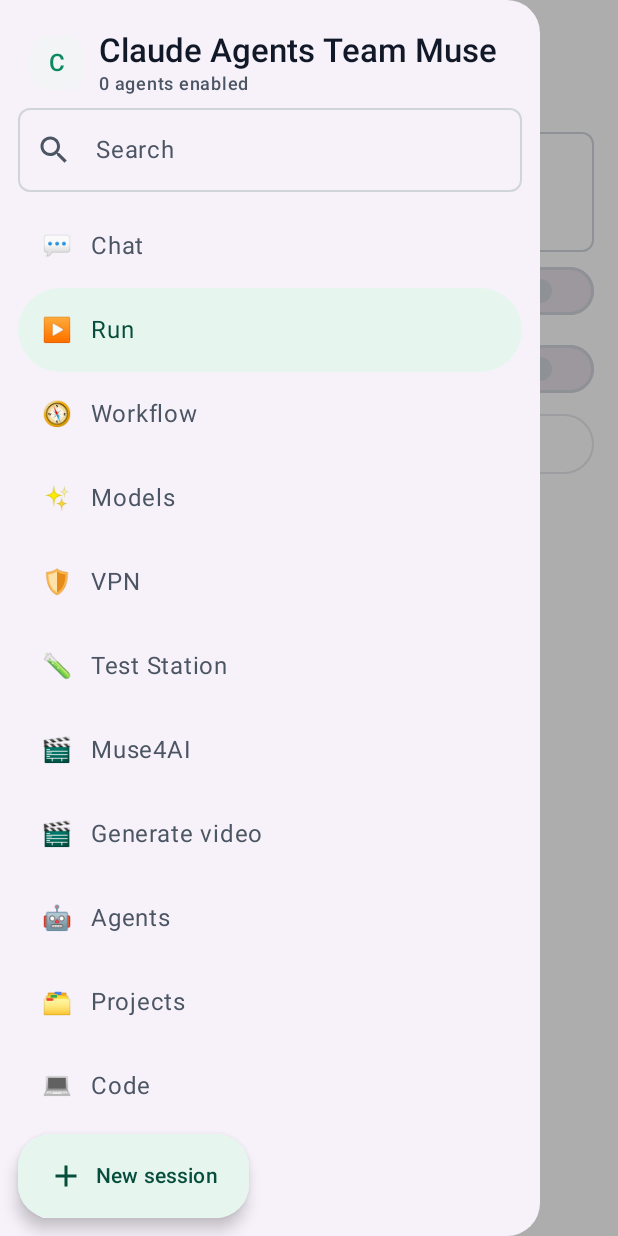
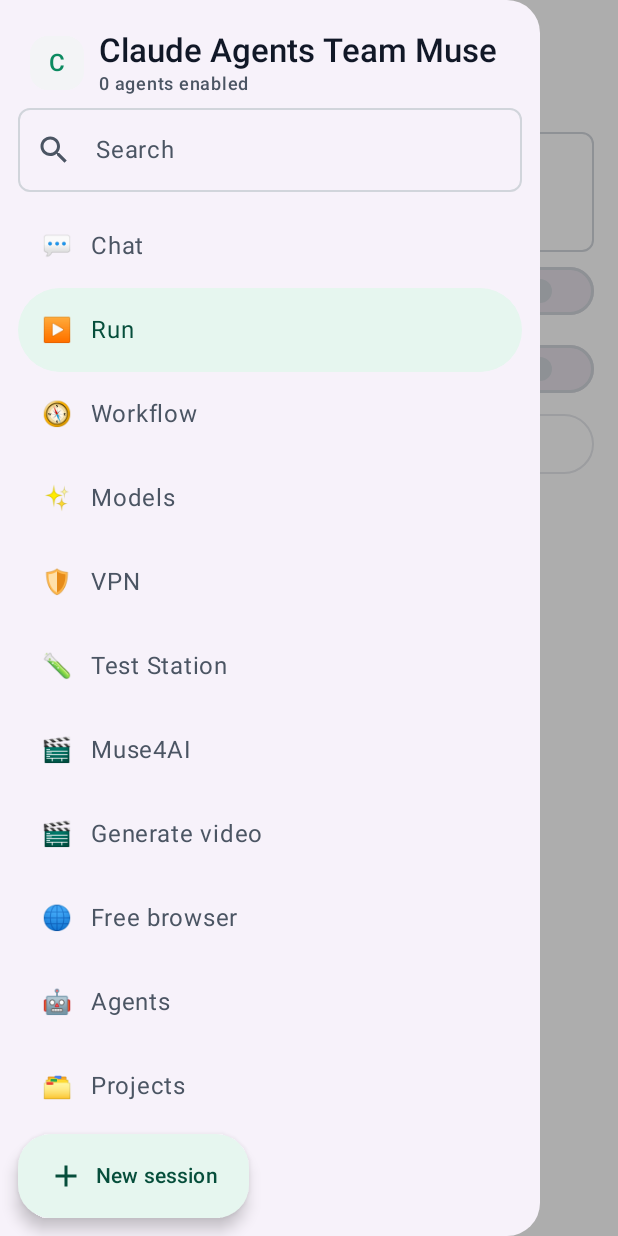
Before and after one commit to abdfaith82/Claude-Agents-Team-Muse, an Android app built with Jetpack Compose: the screen it shows after launch (MainActivity), after a tap on "Menu", on a phone screen of 412 x 824 dp. Run offline under Robolectric (Android 15) with nearby library versions, the phone set to English and light mode, and no system bars; pictures from the network do not load; 2 statements that could not run were skipped.

Commit message:
Add free AI browser screen with 11 free web AIs in separate Gecko tabs

```diff
--- a/app/src/main/java/com/relay/agents/I18n.kt
+++ b/app/src/main/java/com/relay/agents/I18n.kt
@@ -637,5 +637,18 @@ object Translations {
         "🔴 خطأ" to "🔴 Error",
         "🟡 جارٍ الاتصال…" to "🟡 Connecting…",
         "🟢 متصل" to "🟢 Connected",
+        "المتصفح المجاني" to "Free browser",
+        "كل زر يفتح ذكاءً اصطناعياً في تبويب مستقل ببيئة تسجيل دخول منفصلة — سجّل دخولك بنفسك في كل موقع واكتب بنفسك. التطبيق لا يرسل شيئاً تلقائياً ولا يقرأ إجاباتك، والحدود المجانية تتغير مع الوقت." to "Each button opens an AI in its own tab with a separate login environment — sign in yourself on each site and type yourself. The app sends nothing automatically and never reads your answers, and free limits change over time.",
+        "كتابة وبرمجة وملفات طويلة — مجاني بحد يومي، ثم يتوقف حتى يتجدد." to "Writing, coding and long documents — free with a daily limit, then it stops until it renews.",
+        "الأشهر والأوسع استخداماً — مجاني بحد للرسائل، مع بحث وتوليد صور." to "The most popular and widely used — free with a message limit, with search and image generation.",
+        "من جوجل — مجاني، بحث وملفات طويلة، ويتكامل مع حساب جوجل." to "From Google — free, search and long documents, integrated with your Google account.",
+        "الأقوى مجاناً للبرمجة والتفكير العميق — دردشة مجانية بلا خطة مدفوعة وبلا حد معلن." to "The strongest free option for coding and deep reasoning — free chat with no paid plan and no stated limit.",
+        "من علي بابا — مجاني بلا حد معلن، يكتب ويبرمج ويولّد صوراً وفيديو." to "From Alibaba — free with no stated limit; writes, codes and generates images and video.",
+        "من مايكروسوفت — مجاني، بحث ويب لحظي، ويعمل بحساب مايكروسوفت." to "From Microsoft — free, live web search, works with a Microsoft account.",
+        "بحث بإجابات موثقة بالمصادر — مجاني، مع 5 أسئلة Pro يومياً." to "Research with answers cited from sources — free, with 5 Pro questions per day.",
+        "من ميتا — مجاني بلا خطة مدفوعة، ويعمل بحساب ميتا." to "From Meta — free with no paid plan, works with a Meta account.",
+        "أوروبي (Le Chat) — مجاني بحد يومي، وبياناته في أوروبا." to "European (Le Chat) — free with a daily limit, and its data stays in Europe.",
+        "من xAI — أخبار لحظية من منصة X، مجاني بحد محدود." to "From xAI — live news from X, free with a limited allowance.",
+        "حسابك مسجل فيه — مجاني، لكن توفره حسب بلدك وقد يطلب انتظاراً." to "Your account is registered there — free, but availability depends on your country and it may ask you to wait.",
     )
 }
```
Also changed, not shown: app/src/main/java/com/relay/agents/FreeAiBrowser.kt (added, +62 -0 lines), app/src/main/java/com/relay/agents/MainActivity.kt (+12 -2 lines), 1 other file.
